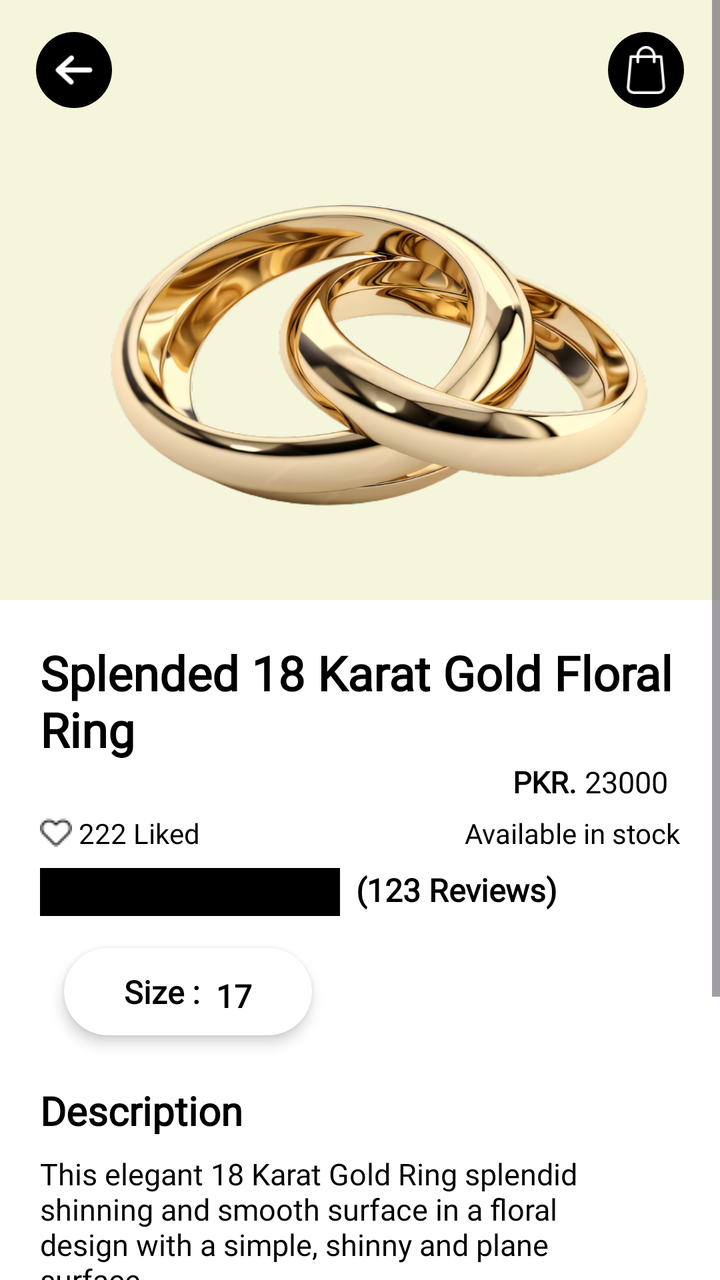
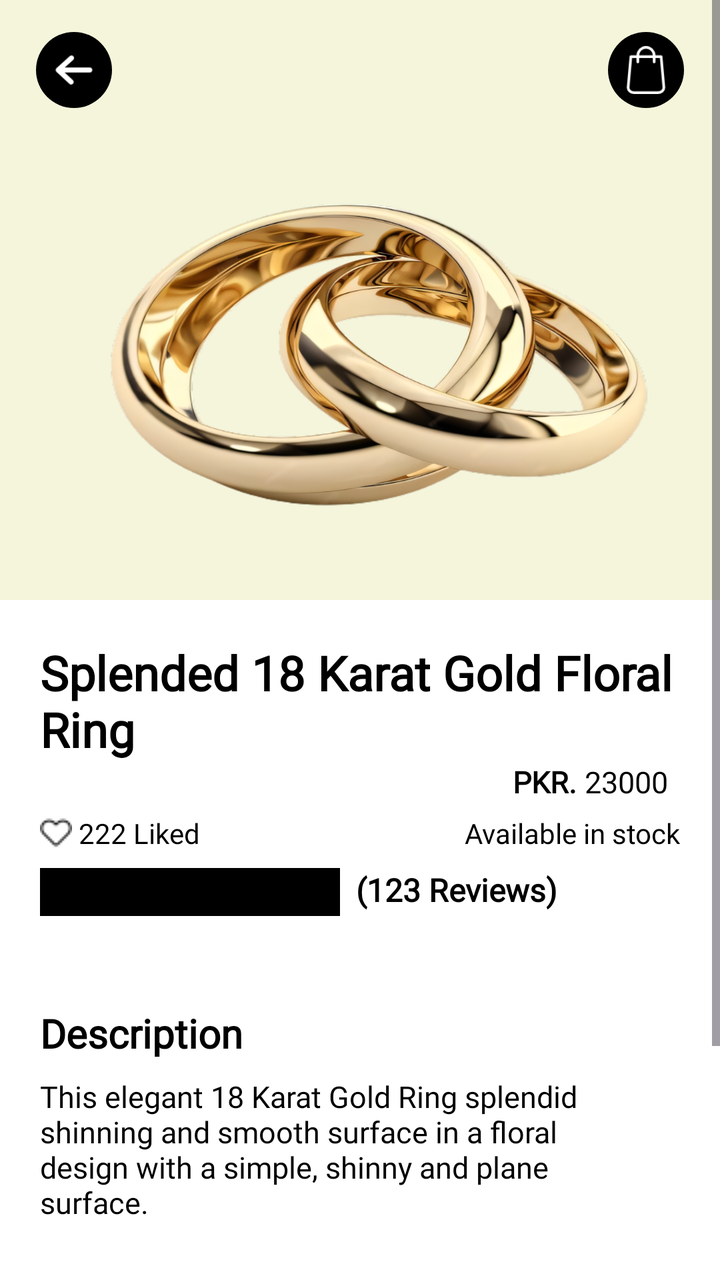

The first picture is an Android layout as it rendered before a commit; the second is the same layout after the commit. The layout source and the unified diff follow.
<!-- AndroidManifest.xml: application theme Theme.SparkleHaven -->
<!-- res/layout/activity_product_details.xml -->
<?xml version="1.0" encoding="utf-8"?>
<ScrollView xmlns:android="http://schemas.android.com/apk/res/android"
    xmlns:app="http://schemas.android.com/apk/res-auto"
    xmlns:tools="http://schemas.android.com/tools"
    android:id="@+id/main"
    android:layout_width="match_parent"
    android:layout_height="match_parent"
    android:background="@color/White_Pure"
    tools:context=".product.activities.ProductDetailsActivity">

    <LinearLayout
        android:layout_width="match_parent"
        android:layout_height="match_parent"
        android:orientation="vertical">

        <LinearLayout
            android:layout_width="match_parent"
            android:layout_height="300dp"
            android:orientation="vertical"
            android:background="@color/Beige">

            <LinearLayout
                android:layout_width="match_parent"
                android:layout_height="wrap_content"
                android:orientation="horizontal"
                android:layout_marginTop="16dp"
                android:layout_marginHorizontal="18dp">

                <LinearLayout
                    android:layout_width="match_parent"
                    android:layout_height="wrap_content"
                    android:layout_weight="1">

                    <LinearLayout
                        android:layout_width="38dp"
                        android:layout_height="38dp"
                        android:background="@drawable/black_fill_circle_shape"
                        android:padding="6dp">

                        <ImageView
                            android:layout_width="match_parent"
                            android:layout_height="match_parent"
                            android:src="@drawable/back64"
                            app:tint="@color/white" />

                    </LinearLayout>

                </LinearLayout>

                <LinearLayout
                    android:layout_width="38dp"
                    android:layout_height="38dp"
                    android:background="@drawable/black_fill_circle_shape"
                    android:gravity="center"
                    android:padding="7dp">

                    <ImageView
                        android:layout_width="match_parent"
                        android:layout_height="match_parent"
                        android:src="@drawable/shopping_bag"
                        app:tint="@color/white" />

                </LinearLayout>

            </LinearLayout>

            <ImageView
                android:layout_width="match_parent"
                android:layout_height="match_parent"
                android:scaleType="fitXY"
                android:src="@drawable/pure_gold_couple_ring"/>

        </LinearLayout>

        <LinearLayout
            android:layout_width="match_parent"
            android:layout_height="match_parent"
            android:orientation="vertical"
            android:padding="20dp">

            <TextView
                android:layout_width="wrap_content"
                android:layout_height="wrap_content"
                android:text="Splended 18 Karat Gold Floral Ring"
                android:textColor="@color/black"
                android:textSize="24sp"
                android:maxLines="2"
                android:ellipsize="end"
                android:fontFamily="@font/cinzel_medium"
                android:textStyle="bold"/>

            <LinearLayout
                android:layout_width="match_parent"
                android:layout_height="wrap_content"
                android:orientation="horizontal"
                android:gravity="end"
                android:layout_marginEnd="6dp">

                <TextView
                    android:layout_width="wrap_content"
                    android:layout_height="wrap_content"
                    android:text="PKR."
                    android:textStyle="bold"
                    android:textSize="15sp"
                    android:textColor="@color/Black_Pure"
                    android:fontFamily="@font/lora_medium"/>

                <TextView
                    android:id="@+id/itemProductPrice"
                    android:layout_width="wrap_content"
                    android:layout_height="wrap_content"
                    android:text="23000"
                    android:layout_marginStart="4dp"
                    android:textSize="15sp"
                    android:textColor="@color/Black_Pure"
                    android:fontFamily="@font/lora_medium"/>

            </LinearLayout>
            
            <LinearLayout
                android:layout_width="match_parent"
                android:layout_height="wrap_content"
                android:orientation="horizontal"
                android:layout_marginTop="6dp">

                <TextView
                    android:layout_width="wrap_content"
                    android:layout_height="wrap_content"
                    android:text=" 222 Liked"
                    app:drawableStartCompat="@drawable/unfav16"
                    app:drawableTint="@color/black"
                    android:textColor="@color/black"
                    android:layout_weight="1"
                    android:fontFamily="@font/lora_medium"/>

                <TextView
                    android:layout_width="wrap_content"
                    android:layout_height="wrap_content"
                    android:text="Available in stock"
                    android:textColor="@color/black"
                    android:layout_weight="1"
                    android:textAlignment="textEnd"
                    android:fontFamily="@font/lora_medium"/>

            </LinearLayout>

            <LinearLayout
                android:layout_width="wrap_content"
                android:layout_height="wrap_content"
                android:orientation="horizontal"
                android:layout_marginTop="8dp">

                <me.zhanghai.android.materialratingbar.MaterialRatingBar
                    android:layout_width="150dp"
                    android:layout_height="24dp"
                    android:numStars="5"
                    android:stepSize="1"
                    android:progressTint="@color/Gold_Dark"
                    android:backgroundTint="@color/black" />
                
                <TextView
                    android:layout_width="wrap_content"
                    android:layout_height="wrap_content"
                    android:text="(123 Reviews)"
                    android:textColor="@color/black"
                    android:textStyle="bold"
                    android:textSize="16sp"
                    android:layout_marginStart="8dp"
                    android:fontFamily="@font/lora_medium"/>

            </LinearLayout>
            
            <androidx.cardview.widget.CardView
                android:layout_width="wrap_content"
                android:layout_height="wrap_content"
                app:cardBackgroundColor="@color/white"
                app:cardCornerRadius="28dp"
                android:layout_marginStart="12dp"
                android:layout_marginTop="16dp"
                app:cardElevation="4dp">

                <LinearLayout
                    android:layout_width="wrap_content"
                    android:layout_height="wrap_content"
                    android:orientation="horizontal"
                    android:paddingHorizontal="30dp"
                    android:gravity="center"
                    android:layout_marginVertical="10dp">

                    <TextView
                        android:layout_width="wrap_content"
                        android:layout_height="wrap_content"
                        android:text="Size :"
                        android:textSize="16sp"
                        android:textStyle="bold"
                        android:textColor="@color/black"
                        android:fontFamily="@font/lora_medium"/>

                    <AutoCompleteTextView
                        android:layout_width="wrap_content"
                        android:layout_height="wrap_content"
                        android:layout_marginStart="8dp"
                        android:inputType="none"
                        android:textColor="@color/black"
                        android:text="17"
                        android:textSize="16sp"
                        android:layout_marginTop="2dp"
                        android:background="@null"
                        android:fontFamily="@font/cinzel_medium"
                        android:textStyle="bold"/>

                </LinearLayout>

            </androidx.cardview.widget.CardView>

            <TextView
                android:layout_width="wrap_content"
                android:layout_height="wrap_content"
                android:text="Description"
                android:textSize="20sp"
                android:textStyle="bold"
                android:layout_marginTop="24dp"
                android:textColor="@color/black"
                android:fontFamily="@font/lora_medium"/>

            <TextView
                android:layout_width="wrap_content"
                android:layout_height="wrap_content"
                android:text="@string/ring_description"
                android:textColor="@color/black"
                android:textSize="15sp"
                android:fontFamily="@font/lora_medium"
                android:layout_marginEnd="30dp"
                android:layout_marginTop="8dp"/>

            <LinearLayout
                android:layout_width="match_parent"
                android:layout_height="wrap_content"
                android:orientation="horizontal"
                android:gravity="center_vertical"
                android:layout_marginTop="30dp">

                <LinearLayout
                    android:layout_width="match_parent"
                    android:layout_height="wrap_content"
                    android:layout_weight="1"
                    android:gravity="center_vertical">

                    <LinearLayout
                        android:layout_width="34dp"
                        android:layout_height="34dp"
                        android:background="@drawable/black_outlined_circle_shape"
                        android:gravity="center"
                        android:padding="8dp">

                        <ImageView
                            android:layout_width="wrap_content"
                            android:layout_height="wrap_content"
                            android:src="@drawable/minus32"/>

                    </LinearLayout>

                    <TextView
                        android:layout_width="wrap_content"
                        android:layout_height="wrap_content"
                        android:text="03"
                        android:textSize="18sp"
                        android:textColor="@color/black"
                        android:fontFamily="@font/lora_medium"
                        android:textStyle="bold"
                        android:maxLength="2"
                        android:layout_marginHorizontal="14dp"/>

                    <LinearLayout
                        android:layout_width="34dp"
                        android:layout_height="34dp"
                        android:background="@drawable/black_fill_circle_shape"
                        android:gravity="center"
                        android:padding="8dp">

                        <ImageView
                            android:layout_width="wrap_content"
                            android:layout_height="wrap_content"
                            android:src="@drawable/plus32"
                            app:tint="@color/white" />

                    </LinearLayout>

                </LinearLayout>

                <LinearLayout
                    android:layout_width="match_parent"
                    android:layout_height="wrap_content"
                    android:layout_weight="0.9"
                    android:gravity="end"
                    android:orientation="horizontal">

                    <TextView
                        android:layout_width="wrap_content"
                        android:layout_height="wrap_content"
                        android:text="Total: PKR."
                        android:textStyle="bold"
                        android:textColor="@color/black"
                        android:fontFamily="@font/lora_medium"
                        android:textSize="18sp"/>

                    <TextView
                        android:layout_width="wrap_content"
                        android:layout_height="wrap_content"
                        android:text="18000000"
                        android:maxLines="1"
                        android:ellipsize="end"
                        android:layout_marginStart="6dp"
                        android:textColor="@color/black"
                        android:fontFamily="@font/lora_medium"
                        android:textSize="18sp"/>

                </LinearLayout>

            </LinearLayout>

            <androidx.cardview.widget.CardView
                android:layout_width="match_parent"
                android:layout_height="54dp"
                app:cardElevation="4dp"
                app:cardCornerRadius="12dp"
                android:layout_marginTop="28dp"
                android:layout_marginBottom="6dp"
                app:cardBackgroundColor="@color/black">

                <LinearLayout
                    android:layout_width="match_parent"
                    android:layout_height="match_parent"
                    android:orientation="horizontal"
                    android:gravity="center">
                    
                    <ImageView
                        android:layout_width="28dp"
                        android:layout_height="28dp"
                        android:src="@drawable/shopping_bag"
                        app:tint="@color/white" />
                    
                    <TextView
                        android:layout_width="wrap_content"
                        android:layout_height="wrap_content"
                        android:text="Add to cart"
                        android:textSize="18sp"
                        android:fontFamily="@font/cinzel_medium"
                        android:textColor="@color/white"
                        android:textStyle="bold"
                        android:layout_marginStart="10dp"/>

                </LinearLayout>

            </androidx.cardview.widget.CardView>

        </LinearLayout>

    </LinearLayout>

</ScrollView>
<!-- resources referenced by this layout -->
<resources>
  <color name="Beige">#F5F5DC</color>
  <color name="Black_Pure">#FF000000</color>
  <color name="Gold_Dark">#DAA520</color>
  <color name="White_Pure">#FFFFFFFF</color>
  <color name="black">#FF000000</color>
  <color name="white">#FFFFFFFF</color>
  <!-- drawable back64: png bitmap (drawable, 654 bytes) -->
  <!-- drawable black_fill_circle_shape (drawable) -->
  <?xml version="1.0" encoding="utf-8"?>
  <shape android:shape="rectangle" xmlns:android="http://schemas.android.com/apk/res/android">
      <solid android:color="@color/black"/>
      <corners android:radius="300dp"/>
  </shape>
  <!-- drawable black_outlined_circle_shape (drawable) -->
  <?xml version="1.0" encoding="utf-8"?>
  <shape android:shape="rectangle" xmlns:android="http://schemas.android.com/apk/res/android">
      <corners android:radius="300dp"/>
      <stroke android:color="@color/black"
          android:width="2dp"/>
  </shape>
  <!-- drawable minus32: png bitmap (drawable, 206 bytes) -->
  <!-- drawable plus32: png bitmap (drawable, 299 bytes) -->
  <!-- drawable pure_gold_couple_ring: png bitmap (drawable, 661787 bytes) -->
  <!-- drawable shopping_bag: png bitmap (drawable, 1223 bytes) -->
  <!-- drawable unfav16: png bitmap (drawable, 358 bytes) -->
  <string name="ring_description">This elegant 18 Karat Gold Ring splendid shinning and smooth surface in a floral design with a simple, shinny and plane surface. </string>
  <style name="Theme.SparkleHaven" parent="Base.Theme.SparkleHaven" />
  <style name="Base.Theme.SparkleHaven" parent="Theme.Material3.DayNight.NoActionBar">
          
          
      </style>
</resources>

<!-- the commit's change to res/layout/activity_product_details.xml (unified diff, before → after) -->
@@ -48,6 +48,7 @@
                 </LinearLayout>
 
                 <LinearLayout
+                    android:id="@+id/goToCartBtn"
                     android:layout_width="38dp"
                     android:layout_height="38dp"
                     android:background="@drawable/black_fill_circle_shape"
@@ -65,6 +66,7 @@
             </LinearLayout>
 
             <ImageView
+                android:id="@+id/mainProductImage"
                 android:layout_width="match_parent"
                 android:layout_height="match_parent"
                 android:scaleType="fitXY"
@@ -79,6 +81,7 @@
             android:padding="20dp">
 
             <TextView
+                android:id="@+id/productName"
                 android:layout_width="wrap_content"
                 android:layout_height="wrap_content"
                 android:text="Splended 18 Karat Gold Floral Ring"
@@ -175,6 +178,7 @@
                 android:layout_height="wrap_content"
                 app:cardBackgroundColor="@color/white"
                 app:cardCornerRadius="28dp"
+                android:visibility="gone"
                 android:layout_marginStart="12dp"
                 android:layout_marginTop="16dp"
                 app:cardElevation="4dp">
@@ -219,11 +223,12 @@
                 android:text="Description"
                 android:textSize="20sp"
                 android:textStyle="bold"
-                android:layout_marginTop="24dp"
+                android:layout_marginTop="45dp"
                 android:textColor="@color/black"
                 android:fontFamily="@font/lora_medium"/>
 
             <TextView
+                android:id="@+id/productDescription"
                 android:layout_width="wrap_content"
                 android:layout_height="wrap_content"
                 android:text="@string/ring_description"
@@ -247,6 +252,7 @@
                     android:gravity="center_vertical">
 
                     <LinearLayout
+                        android:id="@+id/minusBtn"
                         android:layout_width="34dp"
                         android:layout_height="34dp"
                         android:background="@drawable/black_outlined_circle_shape"
@@ -261,6 +267,7 @@
                     </LinearLayout>
 
                     <TextView
+                        android:id="@+id/productCount"
                         android:layout_width="wrap_content"
                         android:layout_height="wrap_content"
                         android:text="03"
@@ -272,6 +279,7 @@
                         android:layout_marginHorizontal="14dp"/>
 
                     <LinearLayout
+                        android:id="@+id/plusBtn"
                         android:layout_width="34dp"
                         android:layout_height="34dp"
                         android:background="@drawable/black_fill_circle_shape"
@@ -305,6 +313,7 @@
                         android:textSize="18sp"/>
 
                     <TextView
+                        android:id="@+id/productTotalPrice"
                         android:layout_width="wrap_content"
                         android:layout_height="wrap_content"
                         android:text="18000000"
@@ -320,9 +329,11 @@
             </LinearLayout>
 
             <androidx.cardview.widget.CardView
+                android:id="@+id/addToCartBtn"
                 android:layout_width="match_parent"
                 android:layout_height="54dp"
                 app:cardElevation="4dp"
+                android:layout_gravity="bottom"
                 app:cardCornerRadius="12dp"
                 android:layout_marginTop="28dp"
                 android:layout_marginBottom="6dp"
